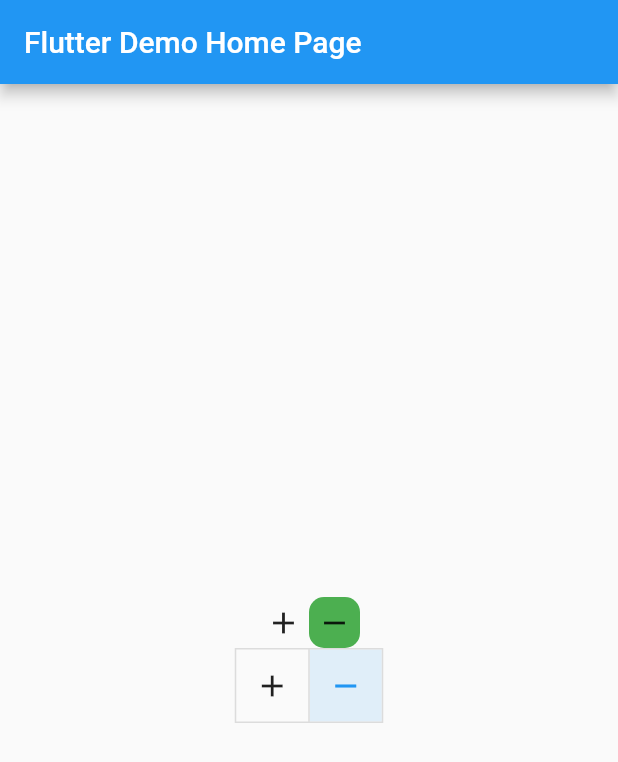
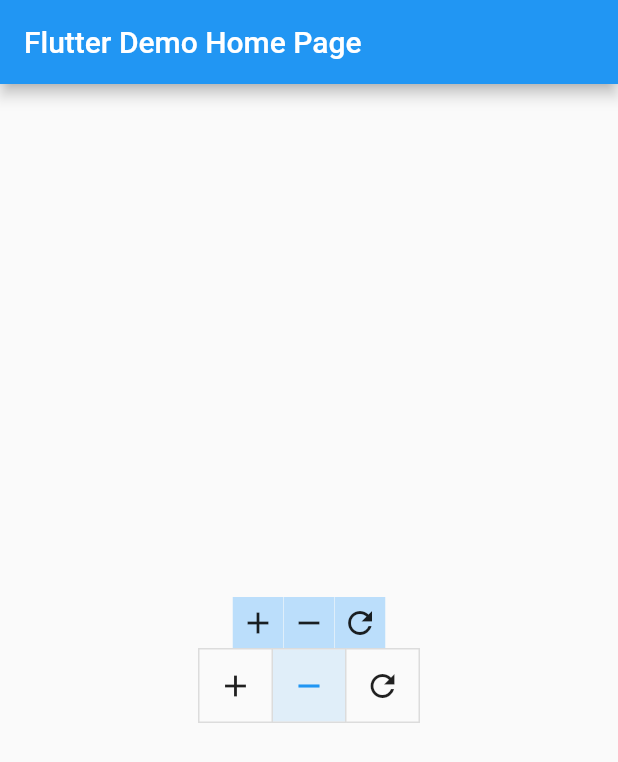
Before and after one commit to jitinder/customtogglebuttons, a Flutter app: the screen it shows after launch, on a phone screen of 412 x 824 dp. Shown: the top 762 px of the screen. Run offline on Flutter 3.47's test engine with Material 2 defaults, Android fonts, the phone set to English and light mode, and no system bars.

Commit message:
Add showBorder and spacing attributes

```diff
--- a/example/lib/main.dart
+++ b/example/lib/main.dart
@@ -65,7 +65,8 @@ class _MyHomePageState extends State<MyHomePage> {
     });
   }
 
-  List<bool> _isSelected = [false, true];
+  List<bool> _isSelected3 = [false, true, false];
+  List<bool> _isSelected2 = [false, true];
 
   @override
   Widget build(BuildContext context) {
@@ -102,24 +103,33 @@ class _MyHomePageState extends State<MyHomePage> {
           mainAxisAlignment: MainAxisAlignment.center,
           children: <Widget>[
             CustomToggleButtons(
-              isSelected: _isSelected,
+//                isSelected: _isSelected2,
+                isSelected: _isSelected3,
                 children: <Widget>[
                   Icon(Icons.add),
                   Icon(Icons.remove),
+                  Icon(Icons.refresh),
                 ],
                 onPressed: (index) {
                   setState(() {
-                  _isSelected[index] = !_isSelected[index];
+//                    _isSelected2[index] = !_isSelected2[index];
+                    _isSelected3[index] = !_isSelected3[index];
                   });
-              }
+                },
+              showBorders: false,
             ),
             ToggleButtons(
-              isSelected: _isSelected,
+//              isSelected: _isSelected2,
+              isSelected: _isSelected3,
               children: <Widget>[
-                Icon(Icons.add), Icon(Icons.remove),],
+                Icon(Icons.add),
+                Icon(Icons.remove),
+                Icon(Icons.refresh),
+              ],
               onPressed: (index) {
                 setState(() {
-                  _isSelected[index] = !_isSelected[index];
+//                  _isSelected2[index] = !_isSelected2[index];
+                  _isSelected3[index] = !_isSelected3[index];
                 });
               },
             )
--- a/lib/src/custom_toggle_buttons.dart
+++ b/lib/src/custom_toggle_buttons.dart
@@ -6,8 +6,9 @@ class CustomToggleButtons extends StatelessWidget {
     this.isSelected,
     this.children,
     this.onPressed,
-  }) :
-  assert(children != null),
+    this.showBorders = true,
+    this.spacing = 0,
+  })  : assert(children != null),
         assert(isSelected != null),
         assert(children.length == isSelected.length),
         super(key: key);
@@ -16,9 +17,35 @@ class CustomToggleButtons extends StatelessWidget {
   final List<Widget> children;
   final void Function(int index) onPressed;
 
+  final bool showBorders;
+  final double spacing;
+
+  bool _isFirstIndex(int index){
+    return index == 0;
+  }
+
+  bool _isLastIndex(int index){
+    return index == children.length - 1;
+  }
+
+  bool _showLeftBorder(int index){
+    return !_isLastIndex(index);
+  }
+
+  bool _showRightBorder(int index){
+    if(_isFirstIndex(index)){
+      if(children.length <= 2){
+        return true;
+      }
+      return false;
+    }
+    return true;
+  }
+
   @override
   Widget build(BuildContext context) {
     return Wrap(
+      spacing: spacing,
       children: List<Widget>.generate(
         children.length,
         (index) {
@@ -30,6 +57,10 @@ class CustomToggleButtons extends StatelessWidget {
                 : () {
                     onPressed(index);
                   },
+            hasTopBorder: showBorders,
+            hasLeftBorder: showBorders ? _showLeftBorder(index) : false,
+            hasRightBorder: showBorders ? _showRightBorder(index) : false,
+            hasBottomBorder: showBorders,
           );
         },
       ),
@@ -42,25 +73,44 @@ class _CustomToggleButton extends StatelessWidget {
     this.child,
     this.onPressed,
     this.fillColor,
+    this.hasTopBorder = true,
+    this.hasLeftBorder = true,
+    this.hasRightBorder = true,
+    this.hasBottomBorder = true,
   });
 
   final Widget child;
   final VoidCallback onPressed;
   final Color fillColor;
 
+  final bool hasTopBorder;
+  final bool hasLeftBorder;
+  final bool hasRightBorder;
+  final bool hasBottomBorder;
+
   @override
   Widget build(BuildContext context) {
     return ClipRRect(
-      borderRadius: BorderRadius.circular(10),
+//      borderRadius: BorderRadius.circular(10),
+      child: Container(
+        decoration: BoxDecoration(
+          border: Border(
+            top: hasTopBorder ? BorderSide(width: 1) : BorderSide.none,
+            left: hasLeftBorder ? BorderSide(width: 1) : BorderSide.none,
+            right: hasRightBorder ? BorderSide(width: 1) : BorderSide.none,
+            bottom: hasBottomBorder ? BorderSide(width: 1) : BorderSide.none,
+          ),
+        ),
         child: RawMaterialButton(
           constraints: BoxConstraints(),
-        fillColor: fillColor,
+          fillColor: Theme.of(context).primaryColorLight,
           materialTapTargetSize: MaterialTapTargetSize.shrinkWrap,
           elevation: 0,
           padding: EdgeInsets.all(5.0),
           child: child,
           onPressed: onPressed,
         ),
+      ),
     );
   }
 }
```
Lines whose indentation alone changed are shown as unchanged.
